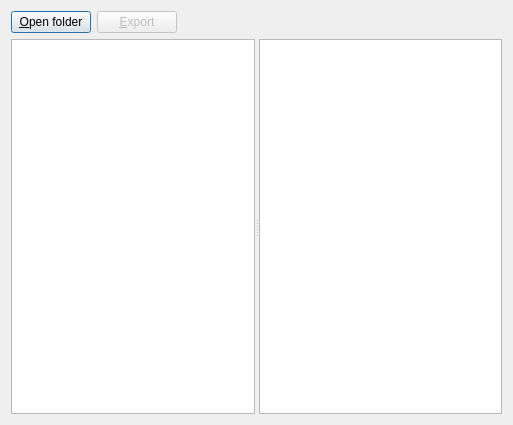
Above: dialog.ui from drizt/xcursor-viewer before the change. Below: the same form after it.
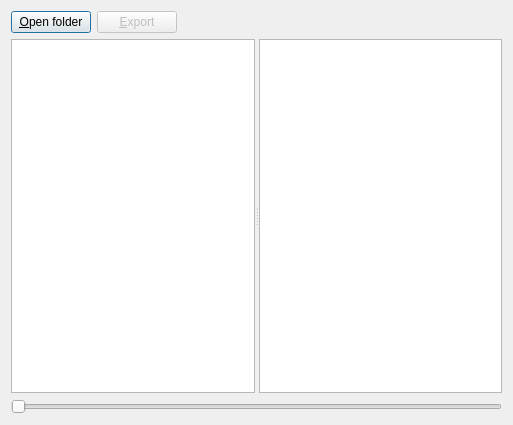
That is the form after the change.

What changed in the file:
```diff
--- a/dialog.ui
+++ b/dialog.ui
@@ -90,6 +90,16 @@
      </widget>
     </widget>
    </item>
+   <item>
+     <widget class="QSlider" name="svgSlider">
+      <property name="tickInterval">
+       <number>8</number>
+      </property>
+      <property name="orientation">
+       <enum>Qt::Horizontal</enum>
+      </property>
+     </widget>
+    </item>
   </layout>
  </widget>
  <resources/>
```
